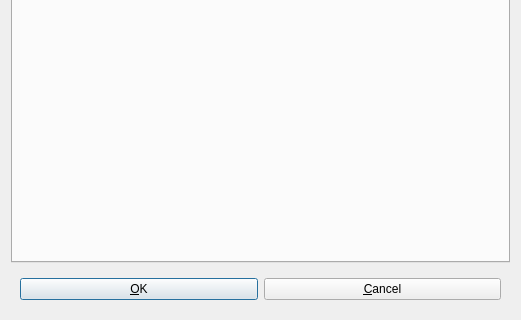
Before: the Qt Designer form ui/SettingWindow.ui in WeCase/WeCase, drawn with Qt 5; both pictures show x 0 to 521 and y 280 to 600 of the 521 by 600 pixel window.
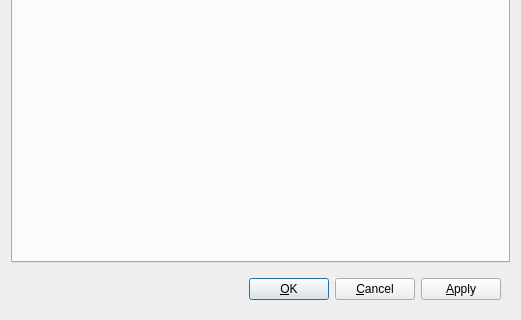
After: the same form once the commit is applied. Icons and pictures are not drawn.

Commit message: 设置窗口底部按钮调整

Diff of the .ui file:
```diff
--- a/ui/SettingWindow.ui
+++ b/ui/SettingWindow.ui
@@ -43,20 +43,40 @@
         </size>
        </property>
        <layout class="QGridLayout" name="gridLayout">
-        <item row="0" column="0">
+        <item row="0" column="1">
          <widget class="QPushButton" name="pushButton_OK">
           <property name="text">
            <string>&amp;OK</string>
           </property>
          </widget>
         </item>
-        <item row="0" column="1">
+        <item row="0" column="2">
          <widget class="QPushButton" name="pushButton_Cancel">
           <property name="text">
            <string>&amp;Cancel</string>
           </property>
          </widget>
         </item>
+        <item row="0" column="0">
+         <spacer name="horizontalSpacer">
+          <property name="orientation">
+           <enum>Qt::Horizontal</enum>
+          </property>
+          <property name="sizeHint" stdset="0">
+           <size>
+            <width>40</width>
+            <height>20</height>
+           </size>
+          </property>
+         </spacer>
+        </item>
+        <item row="0" column="3">
+         <widget class="QPushButton" name="pushButton">
+          <property name="text">
+           <string>&amp;Apply</string>
+          </property>
+         </widget>
+        </item>
        </layout>
       </widget>
      </item>
```
The commit also changes 2 other files.
